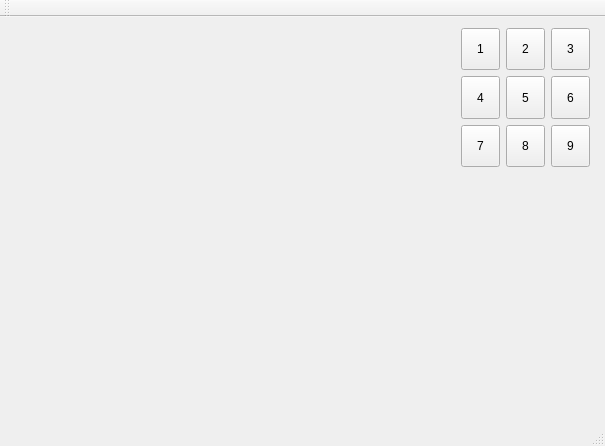
First picture: the form in mainwindow.ui, repository hsweif/SudukoGame, before the edit.
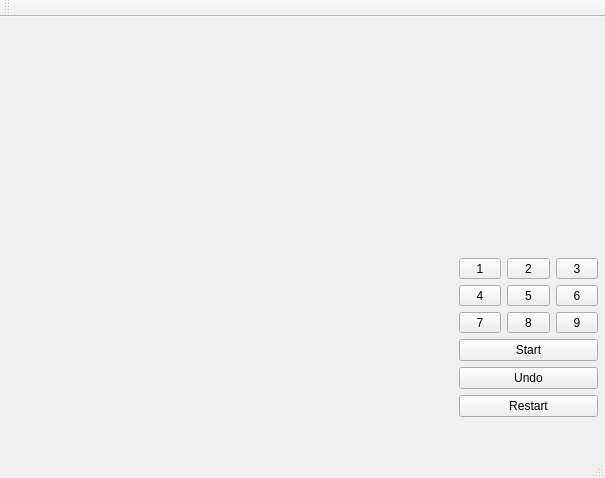
Second picture: the form after the edit.

What changed in the file:
```diff
--- a/mainwindow.ui
+++ b/mainwindow.ui
@@ -7,7 +7,7 @@
     <x>0</x>
     <y>0</y>
     <width>605</width>
-    <height>446</height>
+    <height>478</height>
    </rect>
   </property>
   <property name="windowTitle">
@@ -17,14 +17,41 @@
    <widget class="QWidget" name="gridLayoutWidget">
     <property name="geometry">
      <rect>
-      <x>450</x>
+      <x>448</x>
       <y>0</y>
-      <width>151</width>
-      <height>161</height>
+      <width>161</width>
+      <height>411</height>
      </rect>
     </property>
     <layout class="QGridLayout" name="Dial">
-     <item row="1" column="0">
+     <item row="5" column="0" colspan="3">
+      <widget class="QPushButton" name="pushButton">
+       <property name="text">
+        <string>Undo</string>
+       </property>
+      </widget>
+     </item>
+     <item row="6" column="0" colspan="3">
+      <widget class="QPushButton" name="pushButton_3">
+       <property name="text">
+        <string>Restart</string>
+       </property>
+      </widget>
+     </item>
+     <item row="2" column="1">
+      <widget class="QToolButton" name="toolButton_5">
+       <property name="sizePolicy">
+        <sizepolicy hsizetype="Preferred" vsizetype="Preferred">
+         <horstretch>0</horstretch>
+         <verstretch>0</verstretch>
+        </sizepolicy>
+       </property>
+       <property name="text">
+        <string>5</string>
+       </property>
+      </widget>
+     </item>
+     <item row="2" column="0">
       <widget class="QToolButton" name="toolButton_4">
        <property name="sizePolicy">
         <sizepolicy hsizetype="Preferred" vsizetype="Preferred">
@@ -38,58 +65,6 @@
       </widget>
      </item>
      <item row="1" column="1">
-      <widget class="QToolButton" name="toolButton_5">
-       <property name="sizePolicy">
-        <sizepolicy hsizetype="Preferred" vsizetype="Preferred">
-         <horstretch>0</horstretch>
-         <verstretch>0</verstretch>
-        </sizepolicy>
-       </property>
-       <property name="text">
-        <string>5</string>
-       </property>
-      </widget>
-     </item>
-     <item row="0" column="2">
-      <widget class="QToolButton" name="toolButton_3">
-       <property name="sizePolicy">
-        <sizepolicy hsizetype="Preferred" vsizetype="Preferred">
-         <horstretch>0</horstretch>
-         <verstretch>0</verstretch>
-        </sizepolicy>
-       </property>
-       <property name="text">
-        <string>3</string>
-       </property>
-      </widget>
-     </item>
-     <item row="0" column="0">
-      <widget class="QToolButton" name="toolButton_1">
-       <property name="sizePolicy">
-        <sizepolicy hsizetype="Preferred" vsizetype="Preferred">
-         <horstretch>0</horstretch>
-         <verstretch>0</verstretch>
-        </sizepolicy>
-       </property>
-       <property name="text">
-        <string>1</string>
-       </property>
-      </widget>
-     </item>
-     <item row="1" column="2">
-      <widget class="QToolButton" name="toolButton_6">
-       <property name="sizePolicy">
-        <sizepolicy hsizetype="Preferred" vsizetype="Preferred">
-         <horstretch>0</horstretch>
-         <verstretch>0</verstretch>
-        </sizepolicy>
-       </property>
-       <property name="text">
-        <string>6</string>
-       </property>
-      </widget>
-     </item>
-     <item row="0" column="1">
       <widget class="QToolButton" name="toolButton_2">
        <property name="sizePolicy">
         <sizepolicy hsizetype="Preferred" vsizetype="Preferred">
@@ -102,20 +77,7 @@
        </property>
       </widget>
      </item>
-     <item row="2" column="0">
-      <widget class="QToolButton" name="toolButton_7">
-       <property name="sizePolicy">
-        <sizepolicy hsizetype="Preferred" vsizetype="Preferred">
-         <horstretch>0</horstretch>
-         <verstretch>0</verstretch>
-        </sizepolicy>
-       </property>
-       <property name="text">
-        <string>7</string>
-       </property>
-      </widget>
-     </item>
-     <item row="2" column="1">
+     <item row="3" column="1">
       <widget class="QToolButton" name="toolButton_8">
        <property name="sizePolicy">
         <sizepolicy hsizetype="Preferred" vsizetype="Preferred">
@@ -128,7 +90,7 @@
        </property>
       </widget>
      </item>
-     <item row="2" column="2">
+     <item row="3" column="2">
       <widget class="QToolButton" name="toolButton_9">
        <property name="sizePolicy">
         <sizepolicy hsizetype="Preferred" vsizetype="Preferred">
@@ -141,9 +103,90 @@
        </property>
       </widget>
      </item>
+     <item row="0" column="1">
+      <spacer name="verticalSpacer">
+       <property name="orientation">
+        <enum>Qt::Vertical</enum>
+       </property>
+       <property name="sizeHint" stdset="0">
+        <size>
+         <width>20</width>
+         <height>40</height>
+        </size>
+       </property>
+      </spacer>
+     </item>
+     <item row="3" column="0">
+      <widget class="QToolButton" name="toolButton_7">
+       <property name="sizePolicy">
+        <sizepolicy hsizetype="Preferred" vsizetype="Preferred">
+         <horstretch>0</horstretch>
+         <verstretch>0</verstretch>
+        </sizepolicy>
+       </property>
+       <property name="text">
+        <string>7</string>
+       </property>
+      </widget>
+     </item>
+     <item row="2" column="2">
+      <widget class="QToolButton" name="toolButton_6">
+       <property name="sizePolicy">
+        <sizepolicy hsizetype="Preferred" vsizetype="Preferred">
+         <horstretch>0</horstretch>
+         <verstretch>0</verstretch>
+        </sizepolicy>
+       </property>
+       <property name="text">
+        <string>6</string>
+       </property>
+      </widget>
+     </item>
+     <item row="1" column="2">
+      <widget class="QToolButton" name="toolButton_3">
+       <property name="sizePolicy">
+        <sizepolicy hsizetype="Preferred" vsizetype="Preferred">
+         <horstretch>0</horstretch>
+         <verstretch>0</verstretch>
+        </sizepolicy>
+       </property>
+       <property name="text">
+        <string>3</string>
+       </property>
+      </widget>
+     </item>
+     <item row="1" column="0">
+      <widget class="QToolButton" name="toolButton_1">
+       <property name="sizePolicy">
+        <sizepolicy hsizetype="Preferred" vsizetype="Preferred">
+         <horstretch>0</horstretch>
+         <verstretch>0</verstretch>
+        </sizepolicy>
+       </property>
+       <property name="text">
+        <string>1</string>
+       </property>
+      </widget>
+     </item>
+     <item row="4" column="0" colspan="3">
+      <widget class="QPushButton" name="pushButton_2">
+       <property name="text">
+        <string>Start</string>
+       </property>
+      </widget>
+     </item>
     </layout>
    </widget>
   </widget>
+  <widget class="QToolBar" name="mainToolBar">
+   <attribute name="toolBarArea">
+    <enum>TopToolBarArea</enum>
+   </attribute>
+   <attribute name="toolBarBreak">
+    <bool>false</bool>
+   </attribute>
+  </widget>
+  <widget class="QStatusBar" name="statusBar"/>
   <widget class="QMenuBar" name="menuBar">
    <property name="geometry">
     <rect>
@@ -154,15 +197,6 @@
     </rect>
    </property>
   </widget>
-  <widget class="QToolBar" name="mainToolBar">
-   <attribute name="toolBarArea">
-    <enum>TopToolBarArea</enum>
-   </attribute>
-   <attribute name="toolBarBreak">
-    <bool>false</bool>
-   </attribute>
-  </widget>
-  <widget class="QStatusBar" name="statusBar"/>
  </widget>
  <layoutdefault spacing="6" margin="11"/>
  <resources/>
```
Left out of the diff: 2 changed lines with no effect on the pictures.
